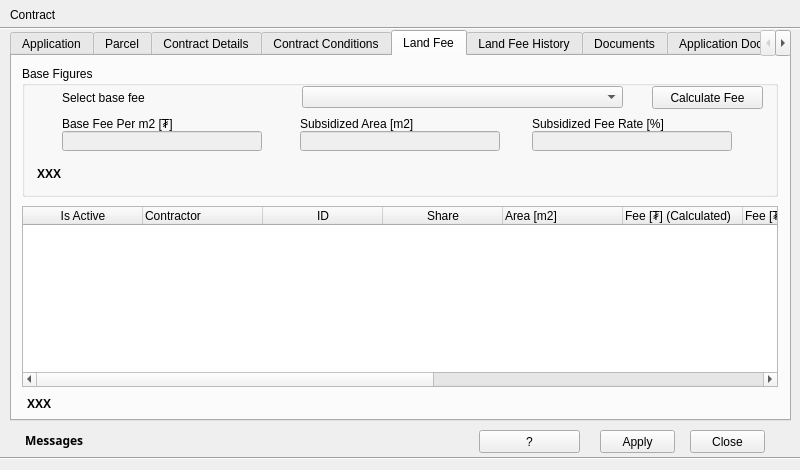
teamlm2/lm2_mgis, file view/ContractDialog.ui: the form before one commit.
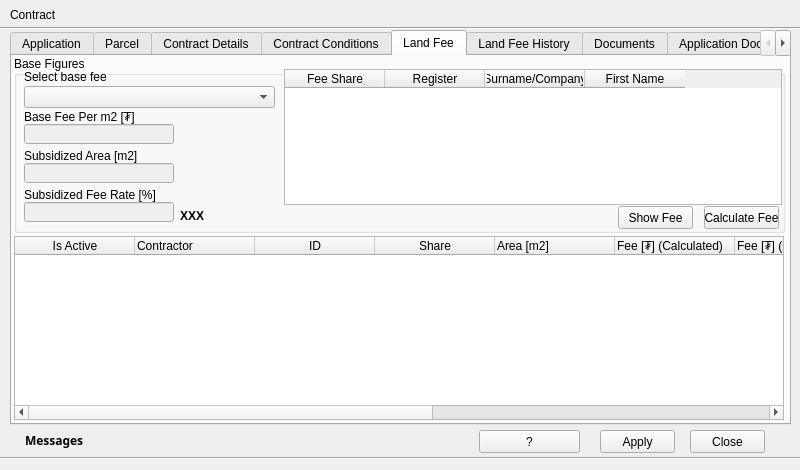
The form after the commit. Icons and pictures are not drawn.

What changed in the file:
```diff
--- a/view/ContractDialog.ui
+++ b/view/ContractDialog.ui
@@ -74,7 +74,7 @@
      <x>10</x>
      <y>30</y>
      <width>781</width>
-     <height>391</height>
+     <height>395</height>
     </rect>
    </property>
    <property name="currentIndex">
@@ -1187,10 +1187,10 @@
     <widget class="QGroupBox" name="groupBox_6">
      <property name="geometry">
       <rect>
-       <x>10</x>
-       <y>10</y>
-       <width>756</width>
-       <height>131</height>
+       <x>2</x>
+       <y>0</y>
+       <width>771</width>
+       <height>177</height>
       </rect>
      </property>
      <property name="title">
@@ -1202,9 +1202,9 @@
       </property>
       <property name="geometry">
        <rect>
-        <x>40</x>
-        <y>65</y>
-        <width>200</width>
+        <x>10</x>
+        <y>68</y>
+        <width>150</width>
         <height>20</height>
        </rect>
       </property>
@@ -1215,9 +1215,9 @@
       </property>
       <property name="geometry">
        <rect>
-        <x>278</x>
-        <y>65</y>
-        <width>200</width>
+        <x>10</x>
+        <y>107</y>
+        <width>150</width>
         <height>20</height>
        </rect>
       </property>
@@ -1228,9 +1228,9 @@
       </property>
       <property name="geometry">
        <rect>
-        <x>510</x>
-        <y>65</y>
-        <width>200</width>
+        <x>10</x>
+        <y>146</y>
+        <width>150</width>
         <height>20</height>
        </rect>
       </property>
@@ -1238,9 +1238,9 @@
      <widget class="QLabel" name="label_27">
       <property name="geometry">
        <rect>
-        <x>40</x>
-        <y>50</y>
-        <width>200</width>
+        <x>10</x>
+        <y>53</y>
+        <width>121</width>
         <height>16</height>
        </rect>
       </property>
@@ -1251,8 +1251,8 @@
      <widget class="QLabel" name="label_28">
       <property name="geometry">
        <rect>
-        <x>278</x>
-        <y>50</y>
+        <x>10</x>
+        <y>92</y>
         <width>200</width>
         <height>16</height>
        </rect>
@@ -1264,8 +1264,8 @@
      <widget class="QLabel" name="label_29">
       <property name="geometry">
        <rect>
-        <x>510</x>
-        <y>50</y>
+        <x>10</x>
+        <y>131</y>
         <width>220</width>
         <height>16</height>
        </rect>
@@ -1277,10 +1277,10 @@
      <widget class="QLabel" name="landfee_message_label1">
       <property name="geometry">
        <rect>
-        <x>15</x>
-        <y>100</y>
-        <width>726</width>
-        <height>16</height>
+        <x>166</x>
+        <y>150</y>
+        <width>431</width>
+        <height>20</height>
        </rect>
       </property>
       <property name="font">
@@ -1296,9 +1296,9 @@
      <widget class="QComboBox" name="fee_zone_cbox">
       <property name="geometry">
        <rect>
-        <x>280</x>
-        <y>20</y>
-        <width>321</width>
+        <x>10</x>
+        <y>30</y>
+        <width>251</width>
         <height>22</height>
        </rect>
       </property>
@@ -1306,9 +1306,9 @@
      <widget class="QLabel" name="label_34">
       <property name="geometry">
        <rect>
-        <x>40</x>
-        <y>24</y>
-        <width>200</width>
+        <x>10</x>
+        <y>13</y>
+        <width>131</width>
         <height>16</height>
        </rect>
       </property>
@@ -1316,12 +1316,42 @@
        <string>Select base fee</string>
       </property>
      </widget>
+     <widget class="QTableWidget" name="share_fee_twidget">
+      <property name="geometry">
+       <rect>
+        <x>270</x>
+        <y>13</y>
+        <width>498</width>
+        <height>136</height>
+       </rect>
+      </property>
+      <column>
+       <property name="text">
+        <string>Fee Share</string>
+       </property>
+      </column>
+      <column>
+       <property name="text">
+        <string>Register</string>
+       </property>
+      </column>
+      <column>
+       <property name="text">
+        <string>Surname/Company</string>
+       </property>
+      </column>
+      <column>
+       <property name="text">
+        <string>First Name</string>
+       </property>
+      </column>
+     </widget>
      <widget class="QPushButton" name="refresh_fee_button">
       <property name="geometry">
        <rect>
-        <x>630</x>
-        <y>20</y>
-        <width>111</width>
+        <x>690</x>
+        <y>150</y>
+        <width>75</width>
         <height>23</height>
        </rect>
       </property>
@@ -1329,14 +1359,27 @@
        <string>Calculate Fee</string>
       </property>
      </widget>
+     <widget class="QPushButton" name="show_fee_button">
+      <property name="geometry">
+       <rect>
+        <x>604</x>
+        <y>150</y>
+        <width>75</width>
+        <height>23</height>
+       </rect>
+      </property>
+      <property name="text">
+       <string>Show Fee</string>
+      </property>
+     </widget>
     </widget>
     <widget class="QTableWidget" name="land_fee_twidget">
      <property name="geometry">
       <rect>
-       <x>10</x>
-       <y>150</y>
-       <width>756</width>
-       <height>181</height>
+       <x>2</x>
+       <y>180</y>
+       <width>770</width>
+       <height>184</height>
       </rect>
      </property>
      <attribute name="horizontalHeaderDefaultSectionSize">
@@ -1416,25 +1459,6 @@
       </property>
      </column>
     </widget>
-    <widget class="QLabel" name="landfee_message_label2">
-     <property name="geometry">
-      <rect>
-       <x>15</x>
-       <y>340</y>
-       <width>746</width>
-       <height>16</height>
-      </rect>
-     </property>
-     <property name="font">
-      <font>
-       <weight>75</weight>
-       <bold>true</bold>
-      </font>
-     </property>
-     <property name="text">
-      <string>XXX</string>
-     </property>
-    </widget>
    </widget>
    <widget class="QWidget" name="tab_6">
     <attribute name="title">
```
